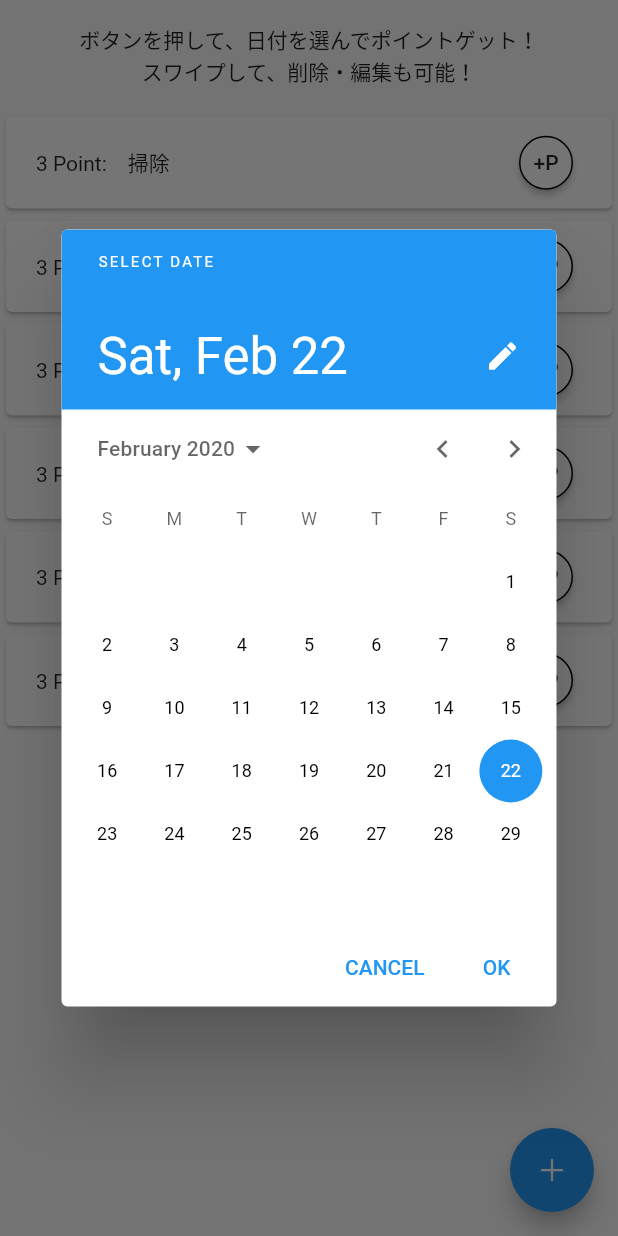
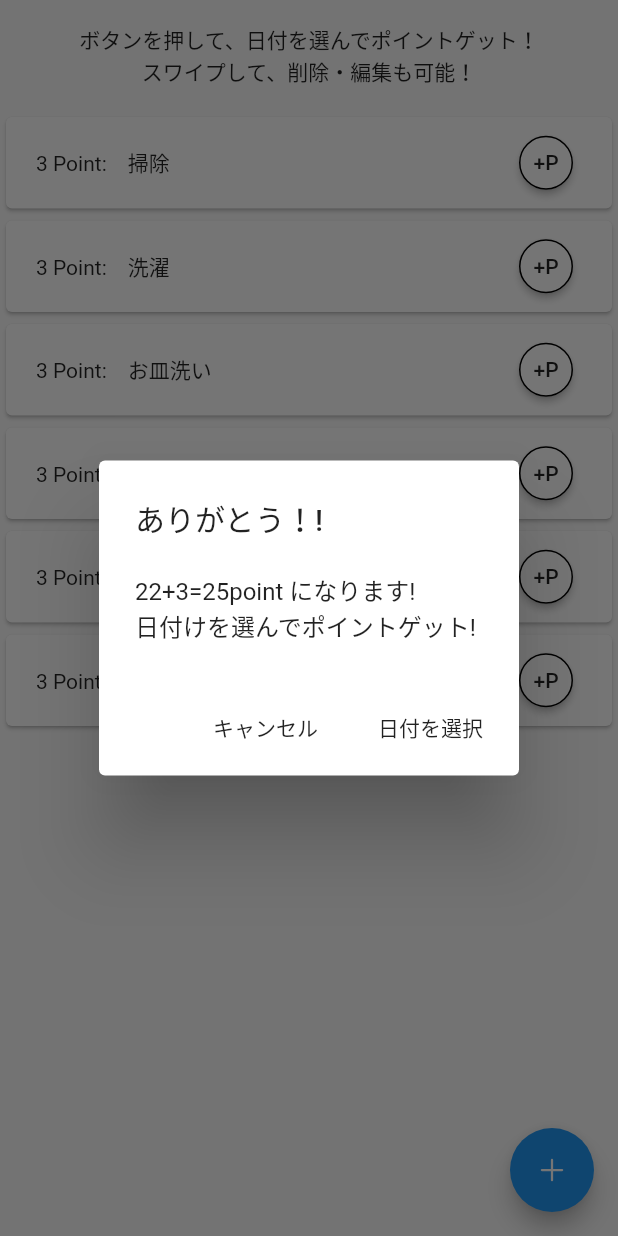
Before and after one commit to kazumaz/dama_app, a Flutter app: the LaborPage screen opened directly, after a tap on "+P", on a phone screen of 412 x 824 dp. Run offline on Flutter 3.47's test engine with Material 2 defaults, Android fonts, the phone set to English and light mode, and no system bars; drawn by our look-alikes of flutter_slidable; our stand-ins replace curved_navigation_bar, flutter_icons, percent_indicator, share; missing offline and left inert: ff_navigation_bar.

Commit message:
ポイントゲットの導線を変更

```diff
--- a/lib/view/LaborPage.dart
+++ b/lib/view/LaborPage.dart
@@ -144,8 +144,46 @@ class LaborPage extends StatelessWidget {
                                     ),
                                   ),
                                   onPressed: () {
-                                    _selectDate(context, laborModel, pointModel,
-                                        historyModel, index);
+                                    showDialog(
+                                      context: context,
+                                      builder: (_) {
+                                        return AlertDialog(
+                                          title: Text("ありがとう！!"),
+                                          content: Text(pointModel.totalPoint
+                                                  .toString() +
+                                              "+" +
+                                              laborModel.laborList[index].point
+                                                  .toString() +
+                                              "=" +
+                                              (pointModel.totalPoint +
+                                                      laborModel
+                                                          .laborList[index]
+                                                          .point)
+                                                  .toString() +
+                                              "point になります!\n日付けを選んでポイントゲット!"),
+                                          // +"\n"+selectedDate.toString()),
+                                          actions: <Widget>[
+                                            // ボタン領域
+                                            FlatButton(
+                                              child: Text("キャンセル"),
+                                              onPressed: () =>
+                                                  Navigator.pop(context),
+                                            ),
+                                            FlatButton(
+                                              child: Text("日付を選択"),
+                                              onPressed: () {
+                                                _selectDate(
+                                                    context,
+                                                    laborModel,
+                                                    pointModel,
+                                                    historyModel,
+                                                    index);
+                                              },
+                                            ),
+                                          ],
+                                        );
+                                      },
+                                    );
                                   },
                                 ),
                               ],
@@ -245,30 +283,7 @@ class LaborPage extends StatelessWidget {
       lastDate: DateTime(2030),
     );
     if (selectedDate != null) {
-      showDialog(
-        context: context,
-        builder: (_) {
-          return AlertDialog(
-            title: Text("ありがとう！!"),
-            content: Text(pointModel.totalPoint.toString() +
-                "+" +
-                laborModel.laborList[index].point.toString() +
-                "=" +
-                (pointModel.totalPoint + laborModel.laborList[index].point)
-                    .toString() +
-                "point になります!"),
-            // +"\n"+selectedDate.toString()),
-            actions: <Widget>[
-              // ボタン領域
-              FlatButton(
-                child: Text("Cancel"),
-                onPressed: () => Navigator.pop(context),
-              ),
-              FlatButton(
-                child: Text("OK"),
-                onPressed: () {
-                  pointModel.addTotalPoint(
-                      point: laborModel.laborList[index].point);
+      pointModel.addTotalPoint(point: laborModel.laborList[index].point);
       historyModel.addHistoryModel(
           history: History(
               dateTime: selectedDate,
@@ -276,12 +291,6 @@ class LaborPage extends StatelessWidget {
               point: laborModel.laborList[index].point,
               sign: true));
       Navigator.pop(context);
-                },
-              ),
-            ],
-          );
-        },
-      );
     }
   }
 }
```
Lines whose indentation alone changed are shown as unchanged.
